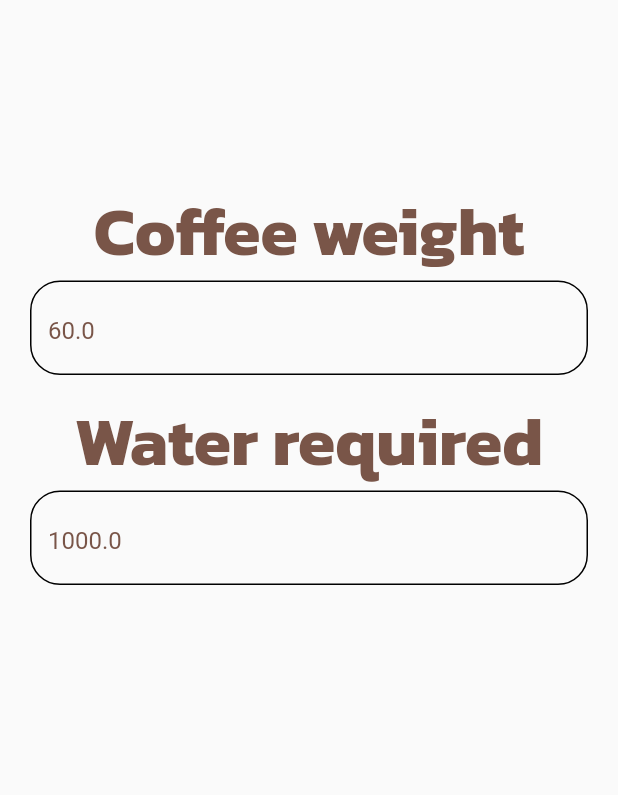
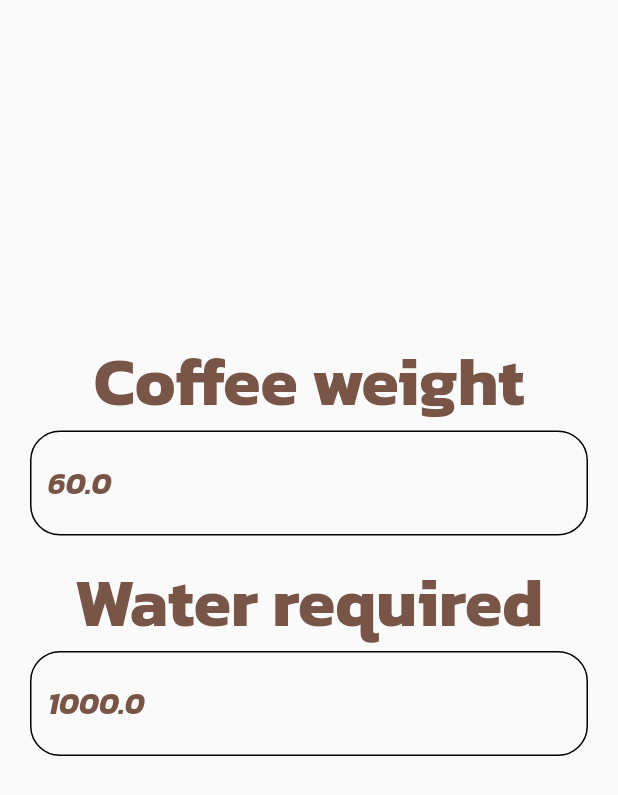
Before and after one commit to Carlton627/epic-coffee, a Flutter app: the screen it shows after launch, on a phone screen of 412 x 824 dp. Shown: the top 795 px of the screen. Run offline on Flutter 3.47's test engine with Material 2 defaults, Android fonts, the phone set to English and light mode, and no system bars; project files that could hold a hidden picture were left out.

Commit message:
main.dart: Fixed the keyboard overflow error and constants.dart: Changed input theme

```diff
--- a/lib/constants.dart
+++ b/lib/constants.dart
@@ -14,7 +14,12 @@ const String coffeeHintString = 'in gms';
 const String waterHintString = 'in gms';
 
 // Themes
-const textInputColor = TextStyle(color: Colors.brown);
+const textInputTheme = TextStyle(
+  color: Colors.brown,
+  fontSize: 20,
+  fontFamily: fontFamilyKanit,
+  fontStyle: FontStyle.italic,
+);
 
 InputDecoration setInputTheme(hintString, labelString) {
   return InputDecoration(
--- a/lib/main.dart
+++ b/lib/main.dart
@@ -15,13 +15,19 @@ class EpicCoffeeApp extends StatelessWidget {
   Widget build(BuildContext context) {
     return Scaffold(
       // backgroundColor: primaryColor,
-      body: Column(children: [
-        const SizedBox(height: 100),
-        Container(
-          child: const InputField(),
-          padding: const EdgeInsets.all(20),
-        ),
-      ]),
+      body: SingleChildScrollView(
+        child: Column(
+            mainAxisAlignment: MainAxisAlignment.center,
+            mainAxisSize: MainAxisSize.max,
+            children: [
+              const SizedBox(height: 200), // logo here
+              Container(
+                child: const InputField(),
+                padding: const EdgeInsets.all(20),
+              ),
+              const SizedBox(height: 15)
+            ]),
+      ),
     );
   }
 }
@@ -60,7 +66,7 @@ class _InputFieldState extends State<InputField> {
       children: [
         const LabelText(labelString: coffeeLabelString),
         TextField(
-            style: textInputColor,
+            style: textInputTheme,
             controller: _coffeeController,
             decoration: coffeeInputTheme,
             keyboardType: TextInputType.number,
@@ -83,7 +89,7 @@ class _InputFieldState extends State<InputField> {
         const SizedBox(height: 10),
         const LabelText(labelString: waterLabelString),
         TextField(
-            style: textInputColor,
+            style: textInputTheme,
             controller: _waterInputController,
             decoration: waterInputTheme,
             keyboardType: TextInputType.number,
@@ -116,7 +122,8 @@ class _InputFieldState extends State<InputField> {
 
 class LabelText extends StatelessWidget {
   final String labelString;
-  const LabelText({required this.labelString ,Key? key}) : super(key: key);
+
+  const LabelText({required this.labelString, Key? key}) : super(key: key);
 
   @override
   Widget build(BuildContext context) {
@@ -126,7 +133,6 @@ class LabelText extends StatelessWidget {
           fontFamily: fontFamilyKanit,
           fontWeight: FontWeight.bold,
           fontSize: 45,
-        )
-    );
+        ));
   }
 }
```
